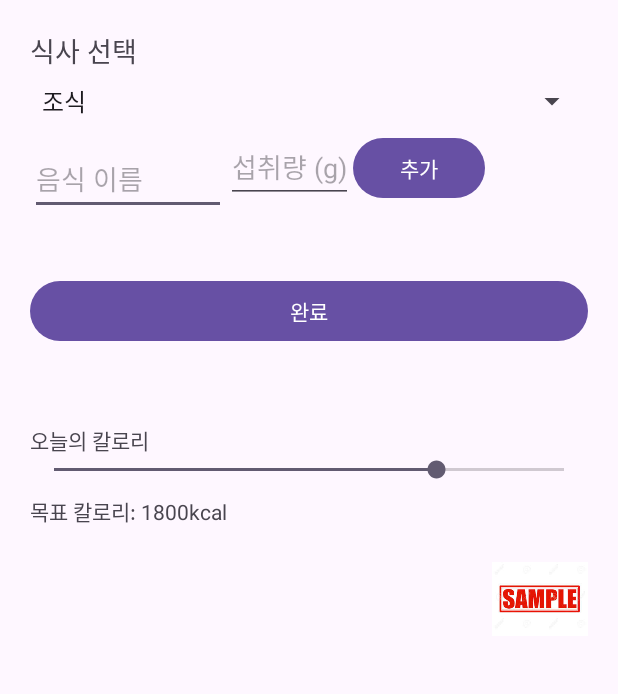
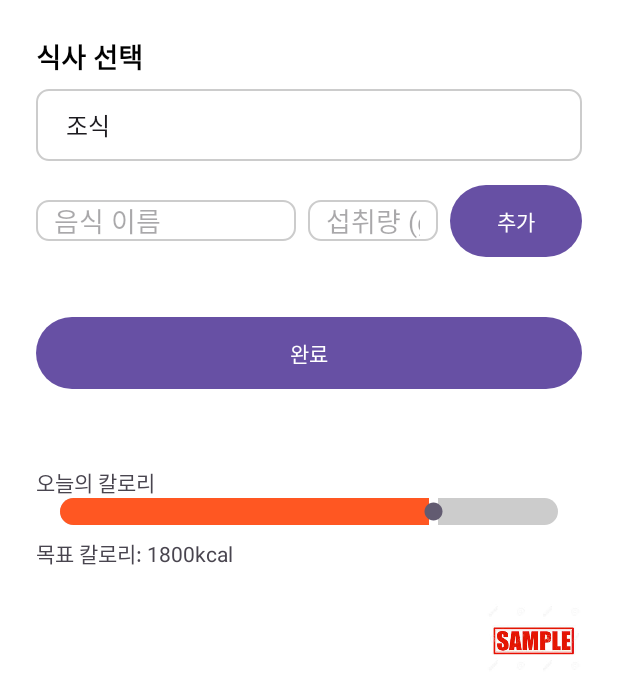
Before and after one commit to daehee1018/CBNU_opensource_team6, an Android app: the MealRecordDetailActivity screen opened directly, with no data from a screen before it, on a phone screen of 412 x 824 dp. Shown: the top 694 px of the screen. Run offline under Robolectric (Android 15) with nearby library versions, the phone set to English and light mode, and no system bars; libraries missing offline, so code that uses them is left out: org.tensorflow.lite.

Commit message:
style: improve meal record detail layout

```diff
--- a/Frontend/app/src/main/res/layout/activity_meal_record_detail.xml
+++ b/Frontend/app/src/main/res/layout/activity_meal_record_detail.xml
@@ -1,10 +1,11 @@
 <?xml version="1.0" encoding="utf-8"?>
     <ScrollView xmlns:android="http://schemas.android.com/apk/res/android"
         android:layout_width="match_parent"
-        android:layout_height="match_parent">
+        android:layout_height="match_parent"
+        android:background="#FFFFFF">
 
         <LinearLayout
-            android:padding="20dp"
+            android:padding="24dp"
             android:layout_width="match_parent"
             android:layout_height="wrap_content"
             android:orientation="vertical">
@@ -13,6 +14,8 @@
             <TextView
                 android:text="식사 선택"
                 android:textSize="18sp"
+                android:textStyle="bold"
+                android:textColor="#000000"
                 android:layout_marginBottom="8dp"
                 android:layout_width="wrap_content"
                 android:layout_height="wrap_content"/>
@@ -20,37 +23,48 @@
             <Spinner
                 android:id="@+id/meal_spinner"
                 android:layout_width="match_parent"
-                android:layout_height="wrap_content"
+                android:layout_height="48dp"
                 android:entries="@array/meal_options"
-                android:spinnerMode="dropdown" />
+                android:spinnerMode="dropdown"
+                android:background="@drawable/edit_text_background"
+                android:paddingHorizontal="12dp" />
 
             <LinearLayout
-                android:layout_width="wrap_content"
+                android:layout_width="match_parent"
                 android:layout_height="wrap_content"
-                android:orientation="horizontal">
+                android:orientation="horizontal"
+                android:layout_marginTop="16dp"
+                android:gravity="center_vertical">
 
                 <AutoCompleteTextView
                     android:id="@+id/autoFoodInput"
-                    android:hint="음식 이름           "
-                    android:layout_width="match_parent"
+                    android:hint="음식 이름"
+                    android:layout_width="0dp"
                     android:layout_height="wrap_content"
-                    android:layout_marginTop="16dp"
+                    android:layout_weight="2"
+                    android:background="@drawable/edit_text_background"
+                    android:paddingHorizontal="12dp"
                     android:inputType="text"/>
 
                 <EditText
                     android:id="@+id/inputAmount"
                     android:hint="섭취량 (g)"
                     android:inputType="number"
-                    android:layout_width="match_parent"
+                    android:layout_width="0dp"
                     android:layout_height="wrap_content"
-                    android:layout_marginTop="8dp"/>
+                    android:layout_weight="1"
+                    android:background="@drawable/edit_text_background"
+                    android:paddingHorizontal="12dp"
+                    android:layout_marginStart="8dp"/>
 
                 <Button
                     android:id="@+id/btnAddFood"
                     android:text="추가"
+                    android:textColor="#FFFFFF"
                     android:layout_width="wrap_content"
                     android:layout_height="wrap_content"
-                    android:layout_marginTop="8dp"/>
+                    android:layout_marginStart="8dp"
+                    android:background="@drawable/rounded_blue_button"/>
             </LinearLayout>
             <!-- 음식 추가된 리스트 표시 -->
 
@@ -67,6 +81,8 @@
                 android:layout_width="match_parent"
                 android:layout_height="wrap_content"
                 android:text="완료"
+                android:textColor="#FFFFFF"
+                android:background="@drawable/rounded_blue_button"
                 android:layout_marginTop="24dp"/>
 
             <!-- 완료 버튼 밑에 추가 -->
@@ -86,7 +102,8 @@
             <SeekBar
                 android:layout_width="match_parent"
                 android:layout_height="wrap_content"
-                android:progress="75" />
+                android:progress="75"
+                android:progressDrawable="@drawable/custom_progress_bar" />
 
             <TextView
                 android:text="목표 칼로리: 1800kcal"
```
